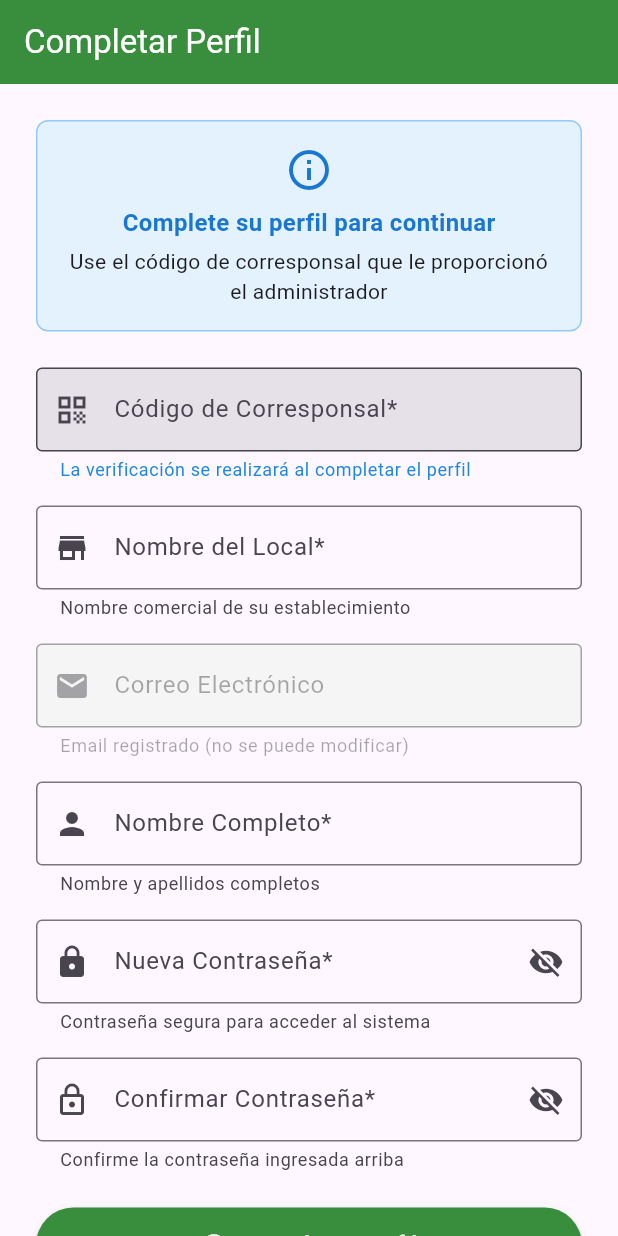
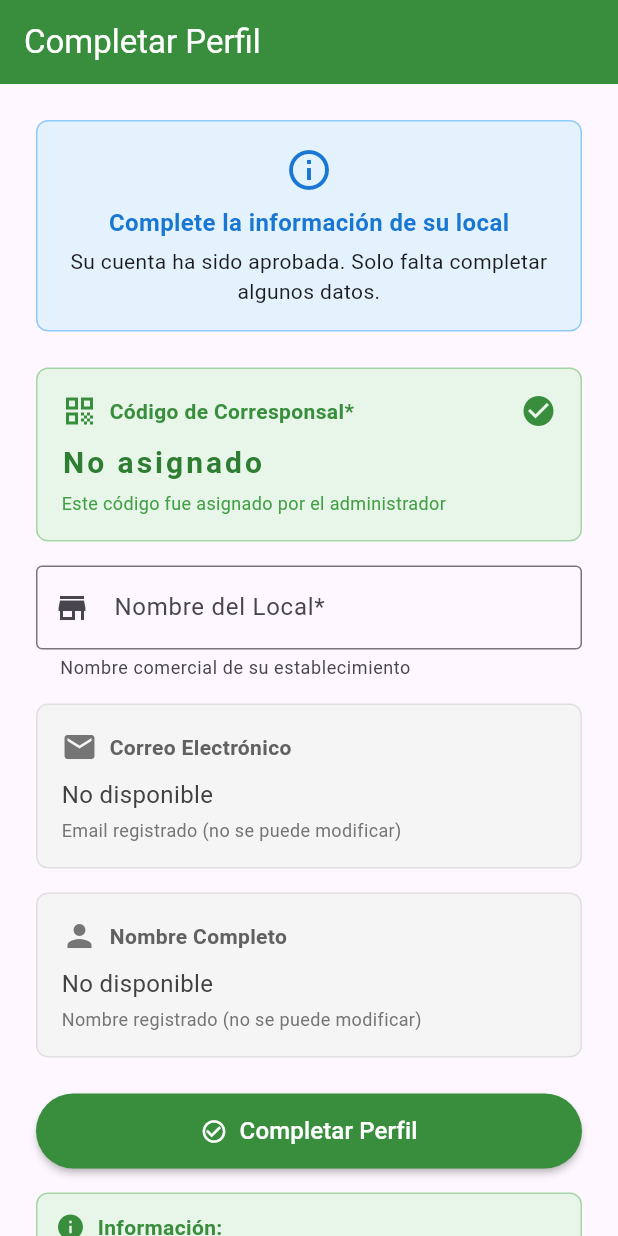
Before and after one commit to SteevenRiofrio/riocaja_smart_frontend, a Flutter app: the CompleteProfileScreen screen opened directly, on a phone screen of 412 x 824 dp. Run offline on Flutter 3.47's test engine with Material 3 defaults, Android fonts, the phone set to English and light mode, and no system bars; our stand-ins replace camera, firebase_core, pdf, share_plus, shared_preferences; missing offline and left inert: google_mlkit_text_recognition; accounts and stored records are empty.

Commit message:
implementacion de completar el perfil

```diff
--- a/lib/providers/auth_provider.dart
+++ b/lib/providers/auth_provider.dart
@@ -93,7 +93,7 @@ class AuthProvider with ChangeNotifier {
     }
   }
 
-  // Login de usuario - CORREGIDO PARA ADMIN
+  // Login de usuario
   Future<bool> login(String email, String password) async {
   try {
     _isLoading = true;
@@ -109,9 +109,9 @@ class AuthProvider with ChangeNotifier {
     if (result['success']) {
       _user = User.fromJson(result['user']);
       _perfilCompleto = result['perfil_completo'] ?? false;
-        _codigoCorresponsal = result['codigo_corresponsal'];
+      _codigoCorresponsal = result['codigo_corresponsal']; // ESTE ES EL CÓDIGO ASIGNADO
 
-        // LÓGICA CORREGIDA: Admin y operador siempre van directamente
+      // Admin y operador siempre van directamente
       if (_user!.rol == 'admin' || _user!.rol == 'operador') {
         _authStatus = AuthStatus.authenticated;
         print('AuthProvider: Admin/Operador - acceso directo');
@@ -120,9 +120,18 @@ class AuthProvider with ChangeNotifier {
         if (_perfilCompleto) {
           _authStatus = AuthStatus.authenticated;
         } else {
+          // VERIFICAR QUE TIENE CÓDIGO ASIGNADO ANTES DE COMPLETAR PERFIL
+          if (_codigoCorresponsal != null && _codigoCorresponsal!.isNotEmpty) {
             _authStatus = AuthStatus.needsProfileCompletion;
+          } else {
+            // Si no tiene código, mostrar mensaje apropiado
+            _errorMessage = 'Su cuenta está aprobada pero aún no tiene código de corresponsal asignado. Contacte al administrador.';
+            _authStatus = AuthStatus.unauthenticated;
+            notifyListeners();
+            return false;
           }
-          print('AuthProvider: Usuario normal - perfil completo: $_perfilCompleto');
+        }
+        print('AuthProvider: Usuario normal - perfil completo: $_perfilCompleto, código: $_codigoCorresponsal');
       }
 
       await _authService.setRememberMe(_rememberMe);
--- a/lib/screens/complete_profile_screen.dart
+++ b/lib/screens/complete_profile_screen.dart
@@ -1,9 +1,8 @@
-// lib/screens/complete_profile_screen.dart - PARTE 1 (Líneas 1-300)
+// lib/screens/complete_profile_screen.dart - CORREGIDO
 import 'package:flutter/material.dart';
 import 'package:provider/provider.dart';
 import 'package:riocaja_smart/providers/auth_provider.dart';
 import 'package:riocaja_smart/screens/home_screen.dart';
-import 'package:riocaja_smart/services/auth_service.dart';
 
 class CompleteProfileScreen extends StatefulWidget {
   final String? codigoCorresponsal;
@@ -13,123 +12,35 @@ class CompleteProfileScreen extends StatefulWidget {
   @override
   _CompleteProfileScreenState createState() => _CompleteProfileScreenState();
 }
-// lib/screens/complete_profile_screen.dart - CORRECCIÓN PARA VERIFICACIÓN DE CÓDIGO
 
 class _CompleteProfileScreenState extends State<CompleteProfileScreen> {
   final _formKey = GlobalKey<FormState>();
-  final _codigoController = TextEditingController();
   final _nombreLocalController = TextEditingController();
-  final _nombreCompletoController = TextEditingController();
-  final _passwordController = TextEditingController();
-  final _confirmPasswordController = TextEditingController();
 
-  bool _obscurePassword = true;
-  bool _obscureConfirmPassword = true;
   bool _isLoading = false;
-  bool _codigoVerificado = false;
+  String? _codigoCorresponsal;
 
   @override
   void initState() {
     super.initState();
-    // Si viene con código pre-asignado, marcarlo como verificado automáticamente
-    if (widget.codigoCorresponsal != null && widget.codigoCorresponsal!.isNotEmpty) {
-      _codigoController.text = widget.codigoCorresponsal!;
-      _codigoVerificado = true; // ✅ MARCARLO COMO VERIFICADO AUTOMÁTICAMENTE
-      print('Código pre-asignado: ${widget.codigoCorresponsal}, marcado como verificado');
-    }
-
-    // Pre-llenar email y nombre si están disponibles
-    final authProvider = Provider.of<AuthProvider>(context, listen: false);
-    if (authProvider.user != null) {
-      _nombreCompletoController.text = authProvider.user!.nombre;
-    }
+    // El código de corresponsal viene del backend cuando el admin aprueba al usuario
+    _codigoCorresponsal = widget.codigoCorresponsal;
+    print('Código de corresponsal recibido: $_codigoCorresponsal');
   }
 
   @override
   void dispose() {
-    _codigoController.dispose();
     _nombreLocalController.dispose();
-    _nombreCompletoController.dispose();
-    _passwordController.dispose();
-    _confirmPasswordController.dispose();
     super.dispose();
-  }
-
-  Future<void> _verificarCodigo() async {
-    if (_codigoController.text.isEmpty) return;
-
-    try {
-      // ✅ VERIFICAR QUE TENEMOS TOKEN ANTES DE HACER LA VERIFICACIÓN
-      final authProvider = Provider.of<AuthProvider>(context, listen: false);
-
-      if (!authProvider.isAuthenticated || authProvider.user?.token == null) {
-        ScaffoldMessenger.of(context).showSnackBar(
-          SnackBar(
-            content: Text('Error de autenticación. Por favor inicie sesión nuevamente.'),
-            backgroundColor: Colors.red,
-          ),
-        );
-        return;
-      }
-
-      print('Verificando código: ${_codigoController.text} con token disponible');
-
-      final isValid = await authProvider.verifyCorresponsalCode(_codigoController.text.trim());
-
-      setState(() {
-        _codigoVerificado = isValid;
-      });
-
-      if (!isValid) {
-        ScaffoldMessenger.of(context).showSnackBar(
-          SnackBar(
-            content: Text('Código de corresponsal inválido o no coincide con su cuenta'),
-            backgroundColor: Colors.red,
-          ),
-        );
-      } else {
-        ScaffoldMessenger.of(context).showSnackBar(
-          SnackBar(
-            content: Text('Código verificado correctamente'),
-            backgroundColor: Colors.green,
-            duration: Duration(seconds: 2),
-          ),
-        );
-      }
-    } catch (e) {
-      print('Error verificando código: $e');
-
-      // ✅ MEJORAR MANEJO DE ERRORES ESPECÍFICOS
-      String errorMessage = 'Error al verificar código. Intente nuevamente.';
-
-      if (e.toString().contains('token')) {
-        errorMessage = 'Error de autenticación. El código será verificado al completar el perfil.';
-        // En este caso, no marcar como error crítico
-        setState(() {
-          _codigoVerificado = true; // Permitir continuar
-        });
-      }
-
-      ScaffoldMessenger.of(context).showSnackBar(
-        SnackBar(
-          content: Text(errorMessage),
-          backgroundColor: e.toString().contains('token') ? Colors.orange : Colors.red,
-        ),
-      );
-    }
   }
 
   Future<void> _completarPerfil() async {
     if (!_formKey.currentState!.validate()) return;
 
-    // ✅ PERMITIR CONTINUAR INCLUSO SI LA VERIFICACIÓN FALLÓ POR TOKEN
-    // La verificación real se hará en el backend
-    final codigoLimpio = _codigoController.text.trim();
-
-    if (codigoLimpio.isEmpty) {
+    if (_codigoCorresponsal == null || _codigoCorresponsal!.isEmpty) {
       ScaffoldMessenger.of(context).showSnackBar(
         SnackBar(
-          content: Text('Debe ingresar el código de corresponsal'),
+          content: Text('No se encontró el código de corresponsal. Contacte al administrador.'),
           backgroundColor: Colors.red,
         ),
       );
@@ -141,13 +52,14 @@ class _CompleteProfileScreenState extends State<CompleteProfileScreen> {
     try {
       final authProvider = Provider.of<AuthProvider>(context, listen: false);
 
-      print('Completando perfil con código: $codigoLimpio');
+      print('Completando perfil con código: $_codigoCorresponsal');
 
+      // Solo enviamos el nombre del local, el resto de datos ya están en el backend
       final success = await authProvider.completeProfile(
-        codigoCorresponsal: codigoLimpio,
+        codigoCorresponsal: _codigoCorresponsal!,
         nombreLocal: _nombreLocalController.text.trim(),
-        nombreCompleto: _nombreCompletoController.text.trim(),
-        password: _passwordController.text,
+        nombreCompleto: authProvider.user?.nombre ?? '', // Ya está guardado
+        password: '', // No cambiamos la contraseña
       );
 
       if (success) {
@@ -165,7 +77,7 @@ class _CompleteProfileScreenState extends State<CompleteProfileScreen> {
       } else {
         ScaffoldMessenger.of(context).showSnackBar(
           SnackBar(
-            content: Text('Error al completar perfil. Verifique que el código sea correcto.'),
+            content: Text('Error al completar perfil. ${authProvider.errorMessage}'),
             backgroundColor: Colors.red,
           ),
         );
@@ -173,16 +85,9 @@ class _CompleteProfileScreenState extends State<CompleteProfileScreen> {
     } catch (e) {
       print('Error al completar perfil: $e');
 
-      String errorMessage = 'Error: $e';
-      if (e.toString().contains('codigo incorrecto') || e.toString().contains('código incorrecto')) {
-        errorMessage = 'El código de corresponsal no es válido para su cuenta.';
-      } else if (e.toString().contains('token')) {
-        errorMessage = 'Error de autenticación. Por favor inicie sesión nuevamente.';
-      }
-
       ScaffoldMessenger.of(context).showSnackBar(
         SnackBar(
-          content: Text(errorMessage),
+          content: Text('Error inesperado: $e'),
           backgroundColor: Colors.red,
         ),
       );
@@ -224,7 +129,7 @@ class _CompleteProfileScreenState extends State<CompleteProfileScreen> {
                       Icon(Icons.info_outline, color: Colors.blue.shade700, size: 32),
                       SizedBox(height: 8),
                       Text(
-                        'Complete su perfil para continuar',
+                        'Complete la información de su local',
                         style: TextStyle(
                           fontWeight: FontWeight.bold,
                           fontSize: 16,
@@ -233,7 +138,7 @@ class _CompleteProfileScreenState extends State<CompleteProfileScreen> {
                       ),
                       SizedBox(height: 4),
                       Text(
-                        'Use el código de corresponsal que le proporcionó el administrador',
+                        'Su cuenta ha sido aprobada. Solo falta completar algunos datos.',
                         style: TextStyle(fontSize: 14),
                         textAlign: TextAlign.center,
                       ),
@@ -242,65 +147,56 @@ class _CompleteProfileScreenState extends State<CompleteProfileScreen> {
                 ),
                 SizedBox(height: 24),
 
-                // Código de corresponsal
-                TextFormField(
-                  controller: _codigoController,
-                  decoration: InputDecoration(
-                    labelText: 'Código de Corresponsal*',
-                    hintText: 'Ingrese el código asignado por el administrador',
-                    prefixIcon: Icon(Icons.qr_code),
-                    suffixIcon: Row(
-                      mainAxisSize: MainAxisSize.min,
+                // Código de corresponsal (solo lectura, asignado por admin)
+                Container(
+                  padding: EdgeInsets.all(16),
+                  decoration: BoxDecoration(
+                    color: Colors.green.shade50,
+                    borderRadius: BorderRadius.circular(8),
+                    border: Border.all(color: Colors.green.shade200),
+                  ),
+                  child: Column(
+                    crossAxisAlignment: CrossAxisAlignment.start,
                     children: [
-                        if (_codigoController.text.isNotEmpty)
-                          Icon(
-                            _codigoVerificado ? Icons.check_circle : Icons.help_outline,
-                            color: _codigoVerificado ? Colors.green : Colors.orange,
+                      Row(
+                        children: [
+                          Icon(Icons.qr_code, color: Colors.green.shade700),
+                          SizedBox(width: 8),
+                          Text(
+                            'Código de Corresponsal*',
+                            style: TextStyle(
+                              fontWeight: FontWeight.bold,
+                              color: Colors.green.shade700,
                             ),
-                        if (!_codigoVerificado && _codigoController.text.isNotEmpty)
-                          IconButton(
-                            icon: Icon(Icons.search),
-                            onPressed: _verificarCodigo,
-                            tooltip: 'Verificar código',
+                          ),
+                          Spacer(),
+                          Icon(Icons.check_circle, color: Colors.green.shade700),
+                        ],
+                      ),
+                      SizedBox(height: 8),
+                      Text(
+                        _codigoCorresponsal ?? 'No asignado',
+                        style: TextStyle(
+                          fontSize: 20,
+                          fontWeight: FontWeight.bold,
+                          letterSpacing: 2,
+                          color: Colors.green.shade800,
+                        ),
+                      ),
+                      SizedBox(height: 4),
+                      Text(
+                        'Este código fue asignado por el administrador',
+                        style: TextStyle(
+                          fontSize: 12,
+                          color: Colors.green.shade600,
+                        ),
                       ),
                     ],
                   ),
-                    border: OutlineInputBorder(),
-                    filled: true,
-                    fillColor: _codigoVerificado ? Colors.green.shade50 : null,
-                    helperText: widget.codigoCorresponsal != null
-                        ? 'Este código fue asignado por el administrador'
-                        : 'La verificación se realizará al completar el perfil',
-                    helperStyle: TextStyle(color: Colors.blue.shade600),
-                  ),
-                  readOnly: widget.codigoCorresponsal != null, // ✅ Solo lectura si viene pre-asignado
-                  onChanged: (value) {
-                    // Solo permitir cambios si no viene pre-asignado
-                    if (widget.codigoCorresponsal == null) {
-                      setState(() {
-                        _codigoVerificado = false;
-                      });
-                    }
-                  },
-                  onFieldSubmitted: (value) {
-                    if (widget.codigoCorresponsal == null) {
-                      _verificarCodigo();
-                    }
-                  },
-                  validator: (value) {
-                    if (value == null || value.isEmpty) {
-                      return 'El código de corresponsal es requerido';
-                    }
-                    if (value.length < 2) {
-                      return 'El código debe tener al menos 2 caracteres';
-                    }
-                    return null;
-                  },
                 ),
                 SizedBox(height: 16),
 
-                // Resto de campos igual que antes...
-                // Nombre del local
+                // Nombre del local (único campo editable)
                 TextFormField(
                   controller: _nombreLocalController,
                   decoration: InputDecoration(
@@ -323,109 +219,93 @@ class _CompleteProfileScreenState extends State<CompleteProfileScreen> {
                 ),
                 SizedBox(height: 16),
 
-                // Email (solo lectura)
-                TextFormField(
-                  initialValue: authProvider.user?.email ?? '',
-                  decoration: InputDecoration(
-                    labelText: 'Correo Electrónico',
-                    prefixIcon: Icon(Icons.email),
-                    border: OutlineInputBorder(),
-                    filled: true,
-                    fillColor: Colors.grey.shade100,
-                    helperText: 'Email registrado (no se puede modificar)',
+                // Email (solo lectura, ya registrado)
+                Container(
+                  padding: EdgeInsets.all(16),
+                  decoration: BoxDecoration(
+                    color: Colors.grey.shade100,
+                    borderRadius: BorderRadius.circular(8),
+                    border: Border.all(color: Colors.grey.shade300),
                   ),
-                  enabled: false,
+                  child: Column(
+                    crossAxisAlignment: CrossAxisAlignment.start,
+                    children: [
+                      Row(
+                        children: [
+                          Icon(Icons.email, color: Colors.grey.shade600),
+                          SizedBox(width: 8),
+                          Text(
+                            'Correo Electrónico',
+                            style: TextStyle(
+                              fontWeight: FontWeight.bold,
+                              color: Colors.grey.shade700,
+                            ),
+                          ),
+                        ],
+                      ),
+                      SizedBox(height: 8),
+                      Text(
+                        authProvider.user?.email ?? 'No disponible',
+                        style: TextStyle(
+                          fontSize: 16,
+                          color: Colors.grey.shade800,
+                        ),
+                      ),
+                      SizedBox(height: 4),
+                      Text(
+                        'Email registrado (no se puede modificar)',
+                        style: TextStyle(
+                          fontSize: 12,
+                          color: Colors.grey.shade600,
+                        ),
+                      ),
+                    ],
+                  ),
                 ),
                 SizedBox(height: 16),
 
-                // Nombre completo
-                TextFormField(
-                  controller: _nombreCompletoController,
-                  decoration: InputDecoration(
-                    labelText: 'Nombre Completo*',
-                    hintText: 'Su nombre completo',
-                    prefixIcon: Icon(Icons.person),
-                    border: OutlineInputBorder(),
-                    helperText: 'Nombre y apellidos completos',
+                // Nombre completo (solo lectura, ya registrado)
+                Container(
+                  padding: EdgeInsets.all(16),
+                  decoration: BoxDecoration(
+                    color: Colors.grey.shade100,
+                    borderRadius: BorderRadius.circular(8),
+                    border: Border.all(color: Colors.grey.shade300),
                   ),
-                  textCapitalization: TextCapitalization.words,
-                  validator: (value) {
-                    if (value == null || value.isEmpty) {
-                      return 'El nombre completo es requerido';
-                    }
-                    if (value.length < 3) {
-                      return 'El nombre debe tener al menos 3 caracteres';
-                    }
-                    return null;
-                  },
+                  child: Column(
+                    crossAxisAlignment: CrossAxisAlignment.start,
+                    children: [
+                      Row(
+                        children: [
+                          Icon(Icons.person, color: Colors.grey.shade600),
+                          SizedBox(width: 8),
+                          Text(
+                            'Nombre Completo',
+                            style: TextStyle(
+                              fontWeight: FontWeight.bold,
+                              color: Colors.grey.shade700,
                             ),
-                SizedBox(height: 16),
-
-                // Nueva contraseña
-                TextFormField(
-                  controller: _passwordController,
-                  obscureText: _obscurePassword,
-                  decoration: InputDecoration(
-                    labelText: 'Nueva Contraseña*',
-                    hintText: 'Mínimo 8 caracteres',
-                    prefixIcon: Icon(Icons.lock),
-                    suffixIcon: IconButton(
-                      icon: Icon(
-                        _obscurePassword ? Icons.visibility_off : Icons.visibility,
                           ),
-                      onPressed: () {
-                        setState(() {
-                          _obscurePassword = !_obscurePassword;
-                        });
-                      },
+                        ],
                       ),
-                    border: OutlineInputBorder(),
-                    helperText: 'Contraseña segura para acceder al sistema',
+                      SizedBox(height: 8),
+                      Text(
+                        authProvider.user?.nombre ?? 'No disponible',
+                        style: TextStyle(
+                          fontSize: 16,
+                          color: Colors.grey.shade800,
                         ),
-                  validator: (value) {
-                    if (value == null || value.isEmpty) {
-                      return 'La contraseña es requerida';
-                    }
-                    if (value.length < 8) {
-                      return 'La contraseña debe tener al menos 8 caracteres';
-                    }
-                    if (!RegExp(r'^(?=.*[a-zA-Z])(?=.*\d)').hasMatch(value)) {
-                      return 'La contraseña debe contener letras y números';
-                    }
-                    return null;
-                  },
                       ),
-                SizedBox(height: 16),
-
-                // Confirmar contraseña
-                TextFormField(
-                  controller: _confirmPasswordController,
-                  obscureText: _obscureConfirmPassword,
-                  decoration: InputDecoration(
-                    labelText: 'Confirmar Contraseña*',
-                    prefixIcon: Icon(Icons.lock_outline),
-                    suffixIcon: IconButton(
-                      icon: Icon(
-                        _obscureConfirmPassword ? Icons.visibility_off : Icons.visibility,
+                      SizedBox(height: 4),
+                      Text(
+                        'Nombre registrado (no se puede modificar)',
+                        style: TextStyle(
+                          fontSize: 12,
+                          color: Colors.grey.shade600,
                         ),
-                      onPressed: () {
-                        setState(() {
-                          _obscureConfirmPassword = !_obscureConfirmPassword;
-                        });
-                      },
                       ),
-                    border: OutlineInputBorder(),
-                    helperText: 'Confirme la contraseña ingresada arriba',
+                    ],
                   ),
-                  validator: (value) {
-                    if (value == null || value.isEmpty) {
-                      return 'Confirme su contraseña';
-                    }
-                    if (value != _passwordController.text) {
-                      return 'Las contraseñas no coinciden';
-                    }
-                    return null;
-                  },
                 ),
                 SizedBox(height: 24),
 
@@ -496,9 +376,10 @@ class _CompleteProfileScreenState extends State<CompleteProfileScreen> {
                       ),
                       SizedBox(height: 4),
                       Text(
-                        '• El código será verificado automáticamente al completar el perfil\n'
+                        '• Su cuenta ya ha sido aprobada por un administrador\n'
+                        '• Solo necesita completar el nombre de su local\n'
                         '• Una vez completado, tendrá acceso completo al sistema\n'
-                        '• Contacte al administrador si tiene problemas',
+                        '• Su código de corresponsal es único e intransferible',
                         style: TextStyle(
                           fontSize: 12,
                           color: Colors.green.shade800,
```
Also changed, not shown: lib/services/auth_service.dart (+7 -7 lines). Lines whose indentation alone changed are shown as unchanged.
